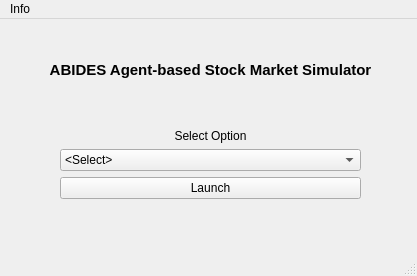
Above: absms_main.ui from JV-FIU/Agent-Based-Stock-Market-Simulator before the change. Below: the same form after it.
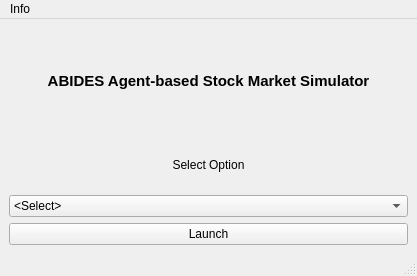
That is the form after the change.

```diff
--- a/absms_main.ui
+++ b/absms_main.ui
@@ -14,65 +14,20 @@
    <string>ABIDES Agent-based Stock Market Simulator</string>
   </property>
   <widget class="QWidget" name="centralwidget">
-   <widget class="QWidget" name="verticalLayoutWidget">
-    <property name="geometry">
-     <rect>
-      <x>60</x>
-      <y>110</y>
-      <width>301</width>
-      <height>70</height>
-     </rect>
-    </property>
-    <layout class="QVBoxLayout" name="verticalLayout">
-     <item>
-      <widget class="QLabel" name="label">
+   <property name="sizePolicy">
+    <sizepolicy hsizetype="Preferred" vsizetype="Preferred">
+     <horstretch>0</horstretch>
+     <verstretch>0</verstretch>
+    </sizepolicy>
+   </property>
        <property name="layoutDirection">
         <enum>Qt::LeftToRight</enum>
        </property>
-       <property name="text">
-        <string>Select Option</string>
-       </property>
-       <property name="alignment">
-        <set>Qt::AlignCenter</set>
-       </property>
-      </widget>
-     </item>
+   <layout class="QVBoxLayout" name="verticalLayout_2">
      <item>
-      <widget class="QComboBox" name="configBox">
-       <item>
-        <property name="text">
-         <string>&lt;Select&gt;</string>
-        </property>
-       </item>
-       <item>
-        <property name="text">
-         <string>Simulate Future Date</string>
-        </property>
-       </item>
-       <item>
-        <property name="text">
-         <string>Test Prediction Accuracy with Past Date</string>
-        </property>
-       </item>
-      </widget>
-     </item>
-     <item>
-      <widget class="QPushButton" name="launchButton">
-       <property name="text">
-        <string>Launch</string>
-       </property>
-      </widget>
-     </item>
-    </layout>
-   </widget>
    <widget class="QLabel" name="label_2">
-    <property name="geometry">
-     <rect>
-      <x>10</x>
-      <y>10</y>
-      <width>401</width>
-      <height>81</height>
-     </rect>
+      <property name="enabled">
+       <bool>true</bool>
     </property>
     <property name="font">
      <font>
@@ -92,6 +47,63 @@
      <bool>false</bool>
     </property>
    </widget>
+    </item>
+    <item>
+     <layout class="QVBoxLayout" name="verticalLayout">
+      <item>
+       <widget class="QLabel" name="label">
+        <property name="layoutDirection">
+         <enum>Qt::LeftToRight</enum>
+        </property>
+        <property name="text">
+         <string>Select Option</string>
+        </property>
+        <property name="alignment">
+         <set>Qt::AlignCenter</set>
+        </property>
+       </widget>
+      </item>
+      <item>
+       <widget class="QComboBox" name="configBox">
+        <property name="sizePolicy">
+         <sizepolicy hsizetype="Expanding" vsizetype="Fixed">
+          <horstretch>0</horstretch>
+          <verstretch>0</verstretch>
+         </sizepolicy>
+        </property>
+        <item>
+         <property name="text">
+          <string>&lt;Select&gt;</string>
+         </property>
+        </item>
+        <item>
+         <property name="text">
+          <string>Simulate Future Date</string>
+         </property>
+        </item>
+        <item>
+         <property name="text">
+          <string>Test Prediction Accuracy with Past Date</string>
+         </property>
+        </item>
+       </widget>
+      </item>
+      <item>
+       <widget class="QPushButton" name="launchButton">
+        <property name="sizePolicy">
+         <sizepolicy hsizetype="Expanding" vsizetype="Fixed">
+          <horstretch>0</horstretch>
+          <verstretch>0</verstretch>
+         </sizepolicy>
+        </property>
+        <property name="text">
+         <string>Launch</string>
+        </property>
+       </widget>
+      </item>
+     </layout>
+    </item>
+   </layout>
   </widget>
   <widget class="QStatusBar" name="statusbar"/>
   <widget class="QMenuBar" name="menubar">
```
Lines whose indentation alone changed are shown as unchanged.
